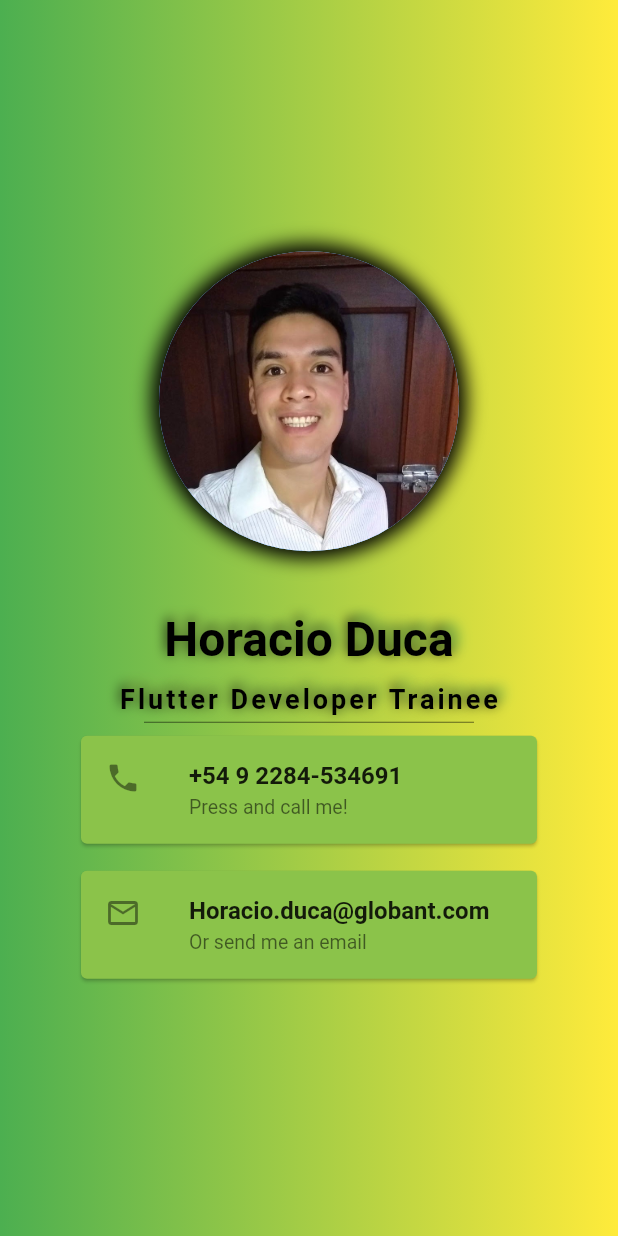
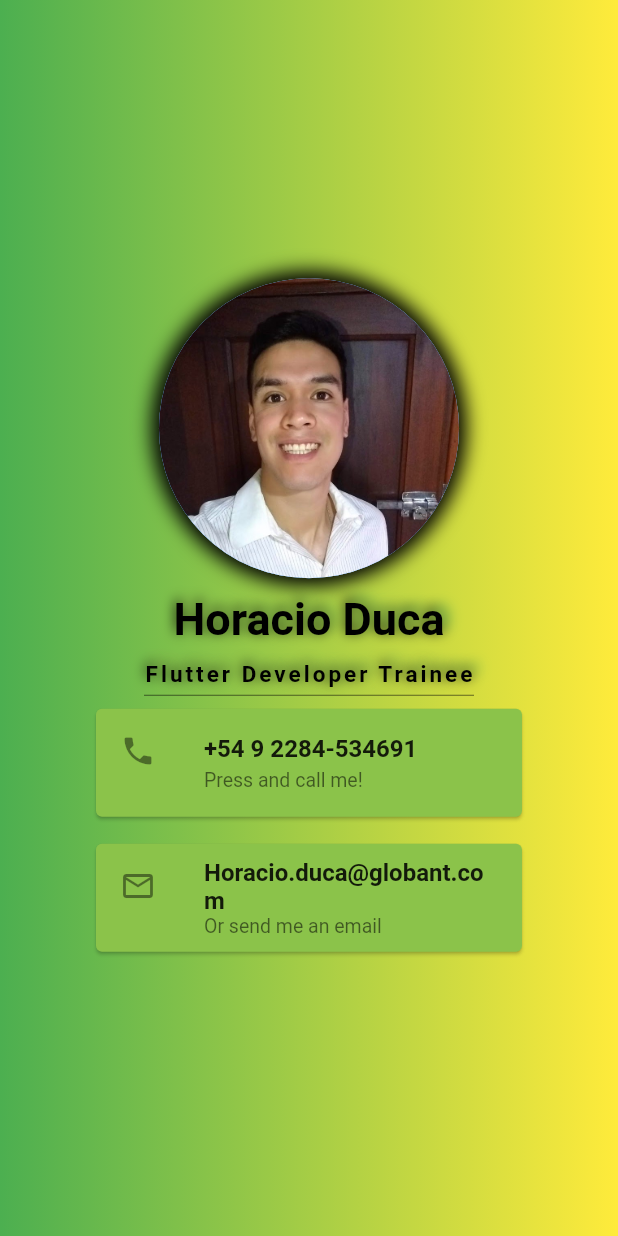
Before and after one commit to HoracioDuca/bussiness_card_app, a Flutter app: the screen it shows after launch, on a phone screen of 412 x 824 dp. Run offline on Flutter 3.47's test engine with Material 2 defaults, Android fonts, the phone set to English and light mode, and no system bars.

Commit message:
I fixed some identation issues, did some refactor to the container's SafeArea and solved const values problems

```diff
--- a/lib/main.dart
+++ b/lib/main.dart
@@ -1,5 +1,5 @@
+import 'styles/dimensions.dart';
 import 'package:flutter/material.dart';
-import 'package:business_card/styles/dimensions.dart';
 
 void main() => runApp(BusinessCardApp());
 
@@ -13,6 +13,8 @@ class BusinessCardApp extends StatelessWidget {
     this.letterSpacing = Dimension.letterSpacing,
     this.dividerHeight = Dimension.dividerHeight,
     this.cardSubtitleFontSize = Dimension.cardSubtitleFontSize,
+    this.sizedBoxHeight = Dimension.sizedBoxHeight,
+    this.sizedBoxWidth = Dimension.sizedBoxWidth,
   });
 
   final double blurRadius;
@@ -23,6 +25,8 @@ class BusinessCardApp extends StatelessWidget {
   final double letterSpacing;
   final double dividerHeight;
   final double cardSubtitleFontSize;
+  final double sizedBoxHeight;
+  final double sizedBoxWidth;
 
   @override
   Widget build(BuildContext context) {
@@ -30,18 +34,20 @@ class BusinessCardApp extends StatelessWidget {
       debugShowCheckedModeBanner: false,
       title: 'Business Card App',
       home: Scaffold(
-        body: Container(
+        backgroundColor: Colors.green,
+        body: SafeArea(
+          child: Container(
             decoration: BoxDecoration(
-            gradient: LinearGradient(colors: [
+              gradient: LinearGradient(
+                colors: [
                   Colors.green,
                   Colors.yellow,
-            ]),
+                ],
               ),
-          child: SafeArea(
+            ),
             child: Padding(
-              padding: const EdgeInsets.only(
-                left: 50.0,
-                right: 50.0,
+              padding: const EdgeInsets.symmetric(
+                horizontal: Dimension.horizontalPadding,
               ),
               child: Column(
                 mainAxisAlignment: MainAxisAlignment.center,
@@ -56,14 +62,17 @@ class BusinessCardApp extends StatelessWidget {
                           color: Colors.black,
                           spreadRadius: spreadRadius,
                         ),
-                        ]),
+                      ],
+                    ),
                     child: CircleAvatar(
-                      backgroundImage: AssetImage("assets/images/me.jpg"),
+                      backgroundImage: AssetImage(
+                        "assets/images/me.jpg",
+                      ),
                       radius: circleAvatarRadius,
                     ),
                   ),
                   SizedBox(
-                    height: 40.0,
+                    height: sizedBoxHeight,
                   ),
                   Text(
                     'Horacio Duca',
@@ -81,7 +90,7 @@ class BusinessCardApp extends StatelessWidget {
                           ),
                         ),
                         Shadow(
-                          blurRadius: 10.0,
+                          blurRadius: blurRadius,
                           color: Colors.lightGreen,
                           offset: Offset(
                             5.0,
@@ -92,7 +101,7 @@ class BusinessCardApp extends StatelessWidget {
                     ),
                   ),
                   SizedBox(
-                    height: 10.0,
+                    height: sizedBoxHeight,
                   ),
                   Text(
                     'Flutter Developer Trainee',
@@ -122,8 +131,8 @@ class BusinessCardApp extends StatelessWidget {
                     ),
                   ),
                   SizedBox(
-                    width: 220.0,
-                    height: 10.0,
+                    width: sizedBoxWidth,
+                    height: sizedBoxHeight,
                     child: Divider(
                       height: dividerHeight,
                       color: Colors.black54,
@@ -132,7 +141,9 @@ class BusinessCardApp extends StatelessWidget {
                   Card(
                     color: Colors.lightGreen,
                     child: ListTile(
-                      leading: Icon(Icons.phone),
+                      leading: Icon(
+                        Icons.phone,
+                      ),
                       title: Text(
                         '+54 9 2284-534691',
                         style: TextStyle(
@@ -145,16 +156,18 @@ class BusinessCardApp extends StatelessWidget {
                           fontSize: cardSubtitleFontSize,
                         ),
                       ),
-                      onTap: () => _onPressMakePhoneCall(),
+                      onTap: () {},
                     ),
                   ),
                   SizedBox(
-                    height: 10.0,
+                    height: sizedBoxHeight,
                   ),
                   Card(
                     color: Colors.lightGreen,
                     child: ListTile(
-                      leading: Icon(Icons.email_outlined),
+                      leading: Icon(
+                        Icons.email_outlined,
+                      ),
                       title: Text(
                         'Horacio.duca@globant.com',
                         style: TextStyle(
@@ -167,7 +180,7 @@ class BusinessCardApp extends StatelessWidget {
                           fontSize: cardSubtitleFontSize,
                         ),
                       ),
-                      onTap: () => _onPressSendEmail(),
+                      onTap: () {},
                     ),
                   ),
                 ],
@@ -178,8 +191,4 @@ class BusinessCardApp extends StatelessWidget {
       ),
     );
   }
-
-  _onPressSendEmail() {}
-
-  _onPressMakePhoneCall() {}
 }
--- a/lib/styles/dimensions.dart
+++ b/lib/styles/dimensions.dart
@@ -2,9 +2,12 @@ abstract class Dimension{
   static const double blurRadius = 10.0;
   static const double spreadRadius = 5.0;
   static const double circleAvatarRadius = 100.0;
-  static const double titleFontSize = 32.0;
-  static const double subtitleFontSize = 18.0;
+  static const double titleFontSize = 30.0;
+  static const double subtitleFontSize = 15.0;
   static const double letterSpacing = 2.0;
   static const double dividerHeight = 2.0;
   static const double cardSubtitleFontSize = 13.0;
+  static const double sizedBoxHeight = 10.0;
+  static const double sizedBoxWidth = 220.0;
+  static const double horizontalPadding = 60.0;
 }
```
Lines whose indentation alone changed are shown as unchanged.
